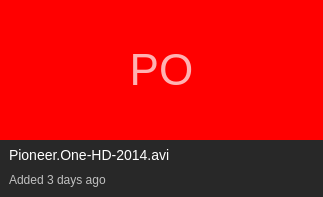
Tribler/tribler, file TriblerGUI/qt_resources/home_recommended_item.ui: the form before one commit.
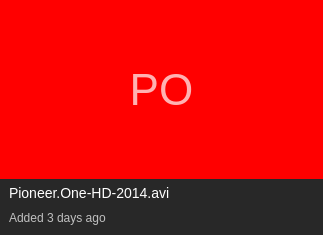
The form after the commit. Custom widgets are drawn as their Qt base class.

```diff
--- a/TriblerGUI/qt_resources/home_recommended_item.ui
+++ b/TriblerGUI/qt_resources/home_recommended_item.ui
@@ -7,7 +7,7 @@
     <x>0</x>
     <y>0</y>
     <width>323</width>
-    <height>197</height>
+    <height>235</height>
    </rect>
   </property>
   <property name="sizePolicy">
@@ -59,9 +59,27 @@
     <number>0</number>
    </property>
    <item>
+    <widget class="QWidget" name="thumbnail_widget_container" native="true">
+     <layout class="QVBoxLayout" name="verticalLayout_2">
+      <property name="spacing">
+       <number>0</number>
+      </property>
+      <property name="leftMargin">
+       <number>0</number>
+      </property>
+      <property name="topMargin">
+       <number>0</number>
+      </property>
+      <property name="rightMargin">
+       <number>0</number>
+      </property>
+      <property name="bottomMargin">
+       <number>0</number>
+      </property>
+      <item>
     <widget class="ThumbnailWidget" name="thumbnail_widget">
      <property name="sizePolicy">
-      <sizepolicy hsizetype="Preferred" vsizetype="Fixed">
+         <sizepolicy hsizetype="Preferred" vsizetype="Expanding">
        <horstretch>0</horstretch>
        <verstretch>0</verstretch>
       </sizepolicy>
@@ -69,13 +87,13 @@
      <property name="minimumSize">
       <size>
        <width>0</width>
-       <height>140</height>
+          <height>0</height>
       </size>
      </property>
      <property name="maximumSize">
       <size>
        <width>16777215</width>
-       <height>140</height>
+          <height>30000</height>
       </size>
      </property>
      <property name="styleSheet">
@@ -91,8 +109,17 @@
      </property>
     </widget>
    </item>
+     </layout>
+    </widget>
+   </item>
    <item>
     <widget class="QLabel" name="main_label">
+     <property name="sizePolicy">
+      <sizepolicy hsizetype="Preferred" vsizetype="Preferred">
+       <horstretch>0</horstretch>
+       <verstretch>0</verstretch>
+      </sizepolicy>
+     </property>
      <property name="styleSheet">
       <string notr="true">color: white;
 font-size: 14px;
```
Lines whose indentation alone changed are shown as unchanged.
